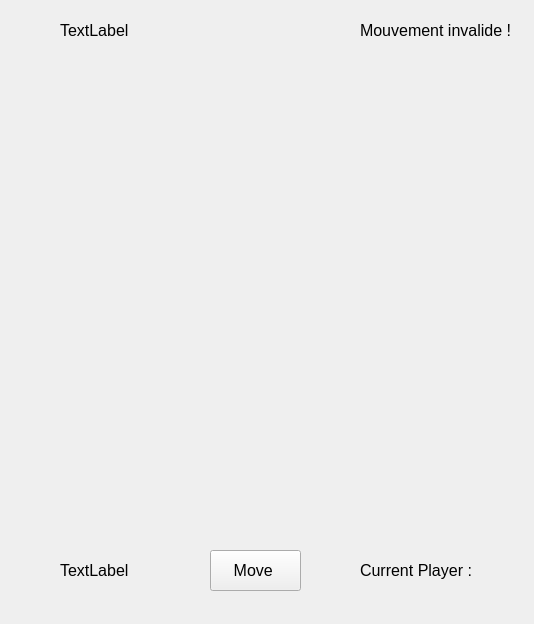
This is abalone/gui/MainWindow.ui in aabigham/ESI_BA2_ABALONE as Qt 5 draws it before an edit. The edited form follows.
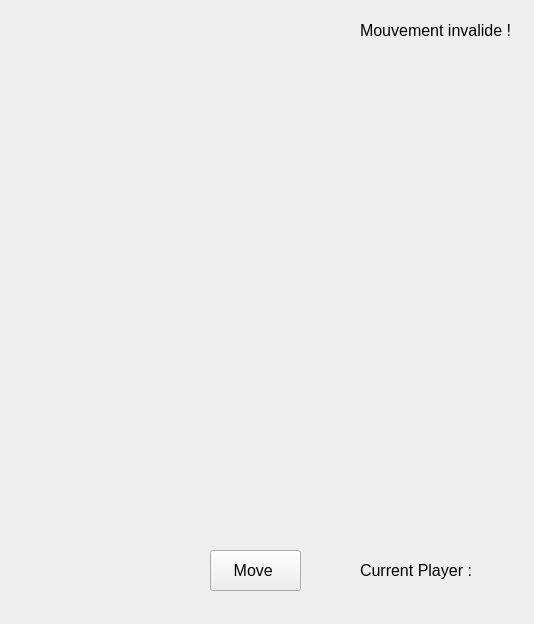
This is the edited form.

Commit message: Add cpt gui label

```diff
--- a/abalone/gui/MainWindow.ui
+++ b/abalone/gui/MainWindow.ui
@@ -75,7 +75,7 @@
      </font>
     </property>
     <property name="text">
-     <string>TextLabel</string>
+     <string/>
     </property>
    </widget>
    <widget class="QWidget" name="gridLayoutWidget_3">
@@ -112,7 +112,7 @@
      </font>
     </property>
     <property name="text">
-     <string>TextLabel</string>
+     <string/>
     </property>
    </widget>
    <widget class="QLabel" name="currPlayerLabel">
```
The commit also changes 1 other file.
